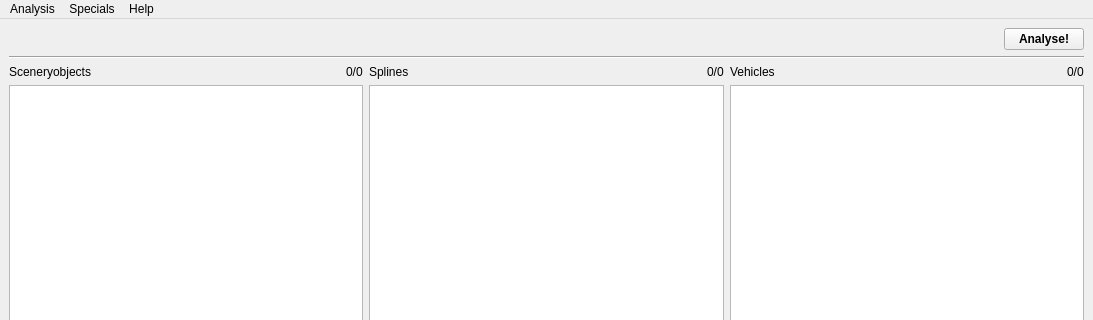
First picture: the form in OTModules/wcleanup.ui, repository pietr26/OMSI-Tools, before the edit; both pictures show x 0 to 1093 and y 0 to 320 of the 1093 by 619 pixel window.
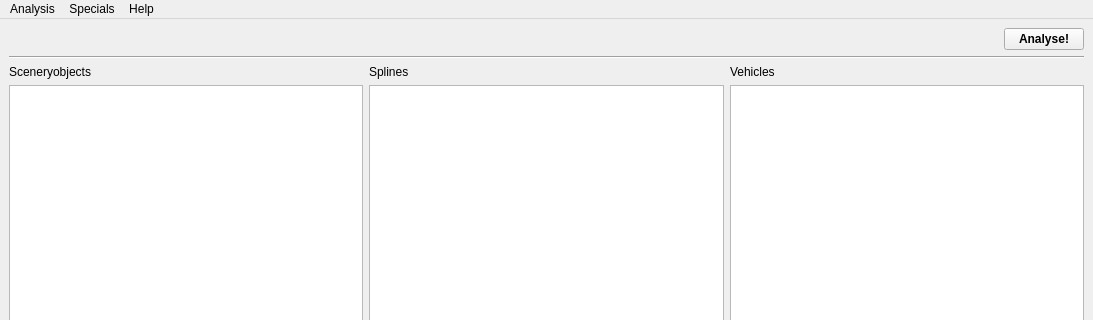
Second picture: the form after the edit. Icons and pictures are not drawn.

Commit message: Cleanup process is more transparent

```diff
--- a/OTModules/wcleanup.ui
+++ b/OTModules/wcleanup.ui
@@ -64,8 +64,6 @@
       <item>
        <layout class="QVBoxLayout" name="verticalLayout">
         <item>
-         <layout class="QHBoxLayout" name="horizontalLayout_5">
-          <item>
            <widget class="QLabel" name="lblObjects">
             <property name="text">
              <string>Sceneryobjects</string>
@@ -73,21 +71,6 @@
            </widget>
           </item>
           <item>
-           <widget class="QLabel" name="lblObjectCount">
-            <property name="sizePolicy">
-             <sizepolicy hsizetype="Maximum" vsizetype="Preferred">
-              <horstretch>0</horstretch>
-              <verstretch>0</verstretch>
-             </sizepolicy>
-            </property>
-            <property name="text">
-             <string notr="true">0/0</string>
-            </property>
-           </widget>
-          </item>
-         </layout>
-        </item>
-        <item>
          <widget class="QListWidget" name="lwgObjects">
           <property name="selectionMode">
            <enum>QAbstractItemView::ExtendedSelection</enum>
@@ -102,8 +85,6 @@
       <item>
        <layout class="QVBoxLayout" name="verticalLayout_2">
         <item>
-         <layout class="QHBoxLayout" name="horizontalLayout_4">
-          <item>
            <widget class="QLabel" name="lblSplines">
             <property name="text">
              <string>Splines</string>
@@ -111,21 +92,6 @@
            </widget>
           </item>
           <item>
-           <widget class="QLabel" name="lblSplineCount">
-            <property name="sizePolicy">
-             <sizepolicy hsizetype="Maximum" vsizetype="Preferred">
-              <horstretch>0</horstretch>
-              <verstretch>0</verstretch>
-             </sizepolicy>
-            </property>
-            <property name="text">
-             <string notr="true">0/0</string>
-            </property>
-           </widget>
-          </item>
-         </layout>
-        </item>
-        <item>
          <widget class="QListWidget" name="lwgSplines">
           <property name="selectionMode">
            <enum>QAbstractItemView::ExtendedSelection</enum>
@@ -140,8 +106,6 @@
       <item>
        <layout class="QVBoxLayout" name="verticalLayout_3">
         <item>
-         <layout class="QHBoxLayout" name="horizontalLayout_6">
-          <item>
            <widget class="QLabel" name="lblVehicles">
             <property name="text">
              <string>Vehicles</string>
@@ -149,21 +113,6 @@
            </widget>
           </item>
           <item>
-           <widget class="QLabel" name="lblVehicleCount">
-            <property name="sizePolicy">
-             <sizepolicy hsizetype="Maximum" vsizetype="Preferred">
-              <horstretch>0</horstretch>
-              <verstretch>0</verstretch>
-             </sizepolicy>
-            </property>
-            <property name="text">
-             <string notr="true">0/0</string>
-            </property>
-           </widget>
-          </item>
-         </layout>
-        </item>
-        <item>
          <widget class="QListWidget" name="lwgVehicles">
           <property name="selectionMode">
            <enum>QAbstractItemView::ExtendedSelection</enum>
```
Left out of the diff: 19 changed lines with no effect on the pictures. Lines whose indentation alone changed are shown as unchanged. The commit also changes 2 other files.
